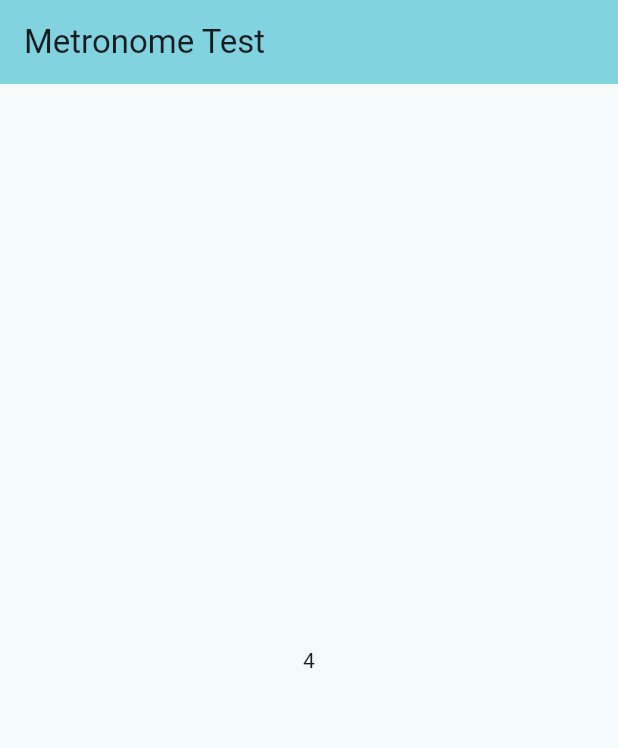
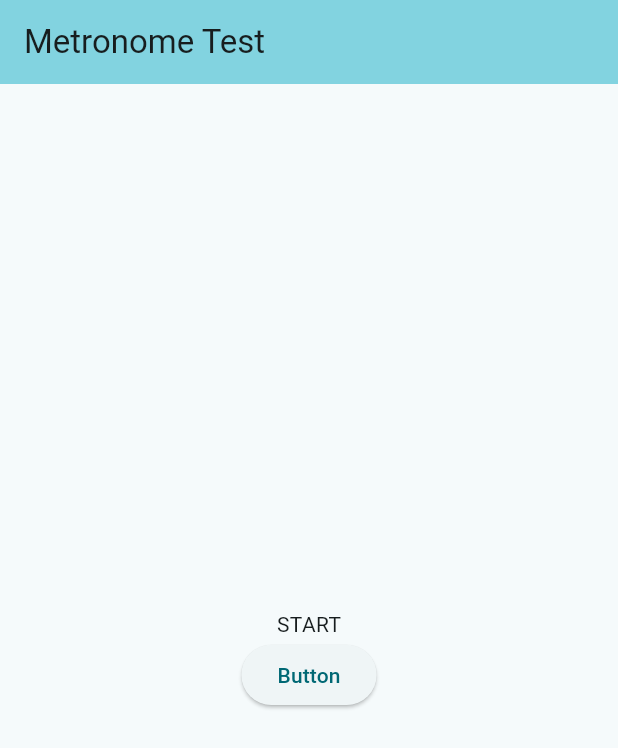
Before and after one commit to gmgwgw/metronome_test, a Flutter app: the first screen one second after launch, on a phone screen of 412 x 824 dp. Shown: the top 748 px of the screen. Run offline on Flutter 3.47's test engine with Material 3 defaults, Android fonts, the light colour scheme and no system bars; our stand-ins replace flutter_riverpod, just_audio.

Commit message:
スタート・ストップボタンの追加

```diff
--- a/lib/metronome.dart
+++ b/lib/metronome.dart
@@ -1,54 +1,76 @@
 import 'package:flutter/material.dart';
+import 'package:flutter_riverpod/flutter_riverpod.dart';
 import 'package:just_audio/just_audio.dart';
 import 'dart:async';
+import './providers.dart';
 
 @override
-class Metronome extends StatefulWidget {
+class Metronome extends ConsumerStatefulWidget {
   const Metronome({super.key});
 
   @override
-  State<StatefulWidget> createState() {
-    return _MetronomeState();
-  }
+  MetronomeState createState() => MetronomeState();
 }
 
-class _MetronomeState extends State<Metronome> {
-  int _time = 1;
-  final _player = AudioPlayer();
-
+class MetronomeState extends ConsumerState<Metronome> {
+  var metro = Metro();
+  // 初期化
   @override
   void initState() {
-    Timer.periodic(
-      const Duration(milliseconds: 300),
-      _onTimer,
-    );
-    _init();
     super.initState();
   }
 
-  Future<void> _init() async {
-    try {
-      await _player.setAsset('assets/click.mp3');
-    } catch (e) {
-      // エラー処理
-      print("An error occurred: ${e.toString()}");
-    }
-  }
-
-  void _onTimer(Timer timer) {
-    int nextTime;
-    if (_time >= 4) {
-      nextTime = 1;
-    } else {
-      nextTime = _time + 1;
-    }
-    Timer.run(() => _player.play());
-    Timer.run(() => _player.seek(const Duration(seconds: 0)));
-    setState(() => _time = nextTime);
+  // 破棄された時の処理
+  @override
+  void dispose() {
+    metro.cancelTimer();
+    super.dispose();
   }
 
   @override
   Widget build(BuildContext context) {
-    return Text('$_time');
+    final isRunning = ref.watch(isRunningProvider);
+    final bpm = ref.watch(beatsProvider).bpm;
+    if (isRunning) {
+      metro.startTimer(bpm);
+      return const Text('STOP');
+    } else {
+      metro.cancelTimer();
+      return const Text('START');
+    }
   }
 }
+
+class Metro {
+  final player = AudioPlayer();
+  Timer? timer;
+
+  // Timer開始
+  Future<void> startTimer(int bpm) async {
+    try {
+      await player.setAsset('assets/click.mp3');
+    } catch (e) {
+      print("An error occurred: ${e.toString()}");
+    }
+    // int型にするしかないけど精度怪しくなりそう
+    int period = 60 * 1000 * 1000 ~/ bpm;
+    timer = Timer.periodic(
+      Duration(microseconds: period),
+      _onTimer,
+    );
+  }
+
+  // Timer停止
+  void cancelTimer() {
+    if (timer != null) {
+      timer!.cancel();
+      timer = null;
+    }
+  }
+
+  // Timerから呼び出す処理
+  void _onTimer(Timer timer) {
+    Timer.run(() => player.play());
+    Timer.run(() => player.seek(const Duration(seconds: 0)));
+  }
+}
--- /dev/null
+++ b/lib/providers.dart
@@ -0,0 +1,9 @@
+import 'package:flutter_riverpod/flutter_riverpod.dart';
+import 'package:metronome_test/models.dart';
+import 'notifiers.dart';
+
+final beatsProvider =
+    StateNotifierProvider<BeatsNotifier, BeatsData>((ref) => BeatsNotifier());
+
+final isRunningProvider =
+    NotifierProvider<IsRunningNotifier, bool>(IsRunningNotifier.new);
--- a/lib/views/home.dart
+++ b/lib/views/home.dart
@@ -1,27 +1,30 @@
 import 'package:flutter/material.dart';
+import 'package:flutter_riverpod/flutter_riverpod.dart';
 import '../metronome.dart';
+import '../providers.dart';
 
-class MyHomePage extends StatefulWidget {
+class MyHomePage extends ConsumerWidget {
   const MyHomePage({super.key, required this.title});
   final String title;
 
   @override
-  State<MyHomePage> createState() => _MyHomePageState();
-}
-
-class _MyHomePageState extends State<MyHomePage> {
-  @override
-  Widget build(BuildContext context) {
+  Widget build(BuildContext context, WidgetRef ref) {
+    final _isRunningNotifier = ref.watch(isRunningProvider.notifier);
     return Scaffold(
       appBar: AppBar(
         backgroundColor: Theme.of(context).colorScheme.inversePrimary,
-        title: Text(widget.title),
+        title: Text(title),
       ),
       body: Center(
         child: Column(
           mainAxisAlignment: MainAxisAlignment.center,
           children: <Widget>[
             Metronome(),
+            ElevatedButton(
+              style: ElevatedButton.styleFrom(),
+              onPressed: () => _isRunningNotifier.invert(),
+              child: const Text('Button'),
+            ),
           ],
         ),
       ),
```
Also changed, not shown: lib/notifiers.dart (renamed from lib/notifiers/beats_notifier.dart, +13 -1 lines), lib/models.dart (renamed from lib/models/beats_data.dart).
